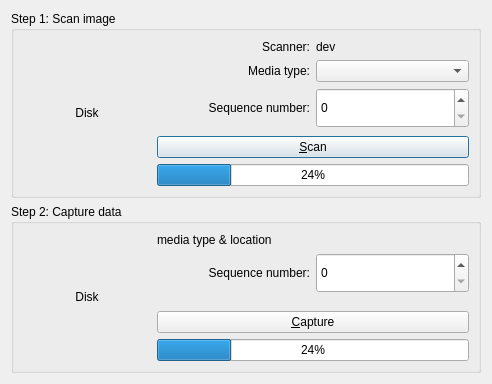
First picture: the form in capturedialog.ui, repository ec1oud/mediark, before the edit.
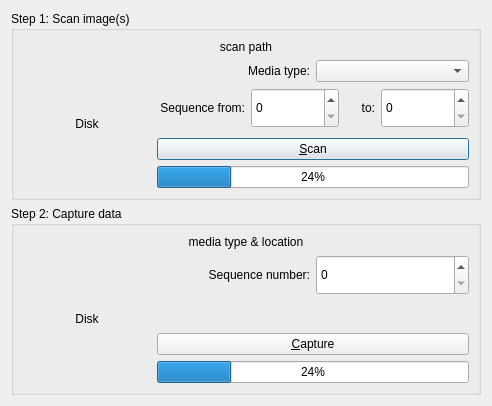
Second picture: the form after the edit.

Commit message: Scan matrix is working.

What changed in the file:
```diff
--- a/capturedialog.ui
+++ b/capturedialog.ui
@@ -6,8 +6,8 @@
    <rect>
     <x>0</x>
     <y>0</y>
-    <width>472</width>
-    <height>384</height>
+    <width>474</width>
+    <height>397</height>
    </rect>
   </property>
   <property name="windowTitle">
@@ -23,9 +23,21 @@
       </sizepolicy>
      </property>
      <property name="title">
-      <string>Step 1: Scan image</string>
+      <string>Step 1: Scan image(s)</string>
      </property>
-     <layout class="QHBoxLayout" name="horizontalLayout_7">
+     <layout class="QVBoxLayout" name="verticalLayout_5">
+      <item>
+       <widget class="QLabel" name="scanPathLabel">
+        <property name="text">
+         <string>scan path</string>
+        </property>
+        <property name="alignment">
+         <set>Qt::AlignCenter</set>
+        </property>
+       </widget>
+      </item>
+      <item>
+       <layout class="QHBoxLayout" name="horizontalLayout_2">
       <item>
        <widget class="QLabel" name="scanImageLabel">
         <property name="sizePolicy">
@@ -59,27 +71,6 @@
       </item>
       <item>
        <layout class="QVBoxLayout" name="verticalLayout">
-        <item>
-         <layout class="QHBoxLayout" name="horizontalLayout_2">
-          <item>
-           <widget class="QLabel" name="label_2">
-            <property name="text">
-             <string>Scanner:</string>
-            </property>
-            <property name="alignment">
-             <set>Qt::AlignRight|Qt::AlignTrailing|Qt::AlignVCenter</set>
-            </property>
-           </widget>
-          </item>
-          <item>
-           <widget class="QLabel" name="scannerDevLabel">
-            <property name="text">
-             <string>dev</string>
-            </property>
-           </widget>
-          </item>
-         </layout>
-        </item>
         <item>
          <layout class="QHBoxLayout" name="horizontalLayout">
           <item>
@@ -102,7 +93,7 @@
           <item>
            <widget class="QLabel" name="label_5">
             <property name="text">
-             <string>Sequence number:</string>
+               <string>Sequence from:</string>
             </property>
             <property name="alignment">
              <set>Qt::AlignRight|Qt::AlignTrailing|Qt::AlignVCenter</set>
@@ -110,7 +101,7 @@
            </widget>
           </item>
           <item>
-           <widget class="QSpinBox" name="scanSequenceNumber">
+             <widget class="QSpinBox" name="scanSequenceFrom">
             <property name="minimumSize">
              <size>
               <width>0</width>
@@ -122,6 +113,38 @@
             </property>
            </widget>
           </item>
+            <item>
+             <widget class="QLabel" name="label_6">
+              <property name="sizePolicy">
+               <sizepolicy hsizetype="Minimum" vsizetype="Preferred">
+                <horstretch>0</horstretch>
+                <verstretch>0</verstretch>
+               </sizepolicy>
+              </property>
+              <property name="maximumSize">
+               <size>
+                <width>30</width>
+                <height>16777215</height>
+               </size>
+              </property>
+              <property name="text">
+               <string>to:</string>
+              </property>
+              <property name="alignment">
+               <set>Qt::AlignRight|Qt::AlignTrailing|Qt::AlignVCenter</set>
+              </property>
+             </widget>
+            </item>
+            <item>
+             <widget class="QSpinBox" name="scanSequenceTo">
+              <property name="minimumSize">
+               <size>
+                <width>0</width>
+                <height>40</height>
+               </size>
+              </property>
+             </widget>
+            </item>
          </layout>
         </item>
         <item>
@@ -160,6 +183,8 @@
        </layout>
       </item>
      </layout>
+      </item>
+     </layout>
     </widget>
    </item>
    <item>
@@ -167,6 +192,18 @@
      <property name="title">
       <string>Step 2: Capture data</string>
      </property>
+     <layout class="QVBoxLayout" name="verticalLayout_4">
+      <item>
+       <widget class="QLabel" name="captureDataLabel">
+        <property name="text">
+         <string>media type &amp; location</string>
+        </property>
+        <property name="alignment">
+         <set>Qt::AlignCenter</set>
+        </property>
+       </widget>
+      </item>
+      <item>
      <layout class="QHBoxLayout" name="horizontalLayout_4">
       <item>
        <widget class="QLabel" name="captureImageLabel">
@@ -201,16 +238,6 @@
       </item>
       <item>
        <layout class="QVBoxLayout" name="verticalLayout_2">
-        <item>
-         <widget class="QLabel" name="captureDataLabel">
-          <property name="text">
-           <string>media type &amp; location</string>
-          </property>
-          <property name="alignment">
-           <set>Qt::AlignLeading|Qt::AlignLeft|Qt::AlignVCenter</set>
-          </property>
-         </widget>
-        </item>
         <item>
          <layout class="QHBoxLayout" name="horizontalLayout_3">
           <item>
@@ -245,8 +272,8 @@
           </property>
           <property name="sizeHint" stdset="0">
            <size>
-            <width>20</width>
-            <height>17</height>
+              <width>17</width>
+              <height>13</height>
            </size>
           </property>
          </spacer>
@@ -264,6 +291,8 @@
            <number>24</number>
           </property>
          </widget>
+          </item>
+         </layout>
         </item>
        </layout>
       </item>
```
Lines whose indentation alone changed are shown as unchanged. The commit also changes 7 other files.
